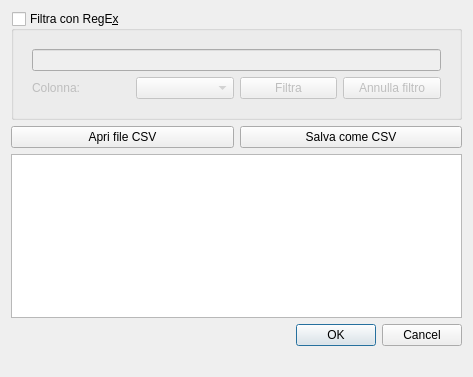
Before: the Qt Designer form forms/tableeditor.ui in zorbaproject/Bran, drawn with Qt 5.
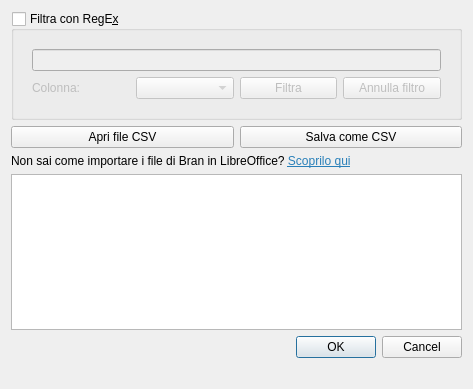
After: the same form once the commit is applied.

Commit message: Suggerimento importazione in LibreOffice

Diff of the .ui file:
```diff
--- a/forms/tableeditor.ui
+++ b/forms/tableeditor.ui
@@ -7,7 +7,7 @@
     <x>0</x>
     <y>0</y>
     <width>473</width>
-    <height>377</height>
+    <height>389</height>
    </rect>
   </property>
   <property name="windowTitle">
@@ -84,6 +84,22 @@
      </item>
     </layout>
    </item>
+   <item>
+    <widget class="QLabel" name="label_2">
+     <property name="text">
+      <string>&lt;html&gt;&lt;head/&gt;&lt;body&gt;&lt;p&gt;Non sai come importare i file di Bran in LibreOffice? &lt;a href=&quot;http://www.zorbaproject.org/listing/import-floating-point-in-libreoffice.png&quot;&gt;&lt;span style=&quot; text-decoration: underline; color:#2980b9;&quot;&gt;Scoprilo qui&lt;/span&gt;&lt;/a&gt;&lt;/p&gt;&lt;/body&gt;&lt;/html&gt;</string>
+     </property>
+     <property name="textFormat">
+      <enum>Qt::RichText</enum>
+     </property>
+     <property name="openExternalLinks">
+      <bool>true</bool>
+     </property>
+     <property name="textInteractionFlags">
+      <set>Qt::TextBrowserInteraction</set>
+     </property>
+    </widget>
+   </item>
    <item>
     <widget class="QTableWidget" name="tableWidget"/>
    </item>
```
